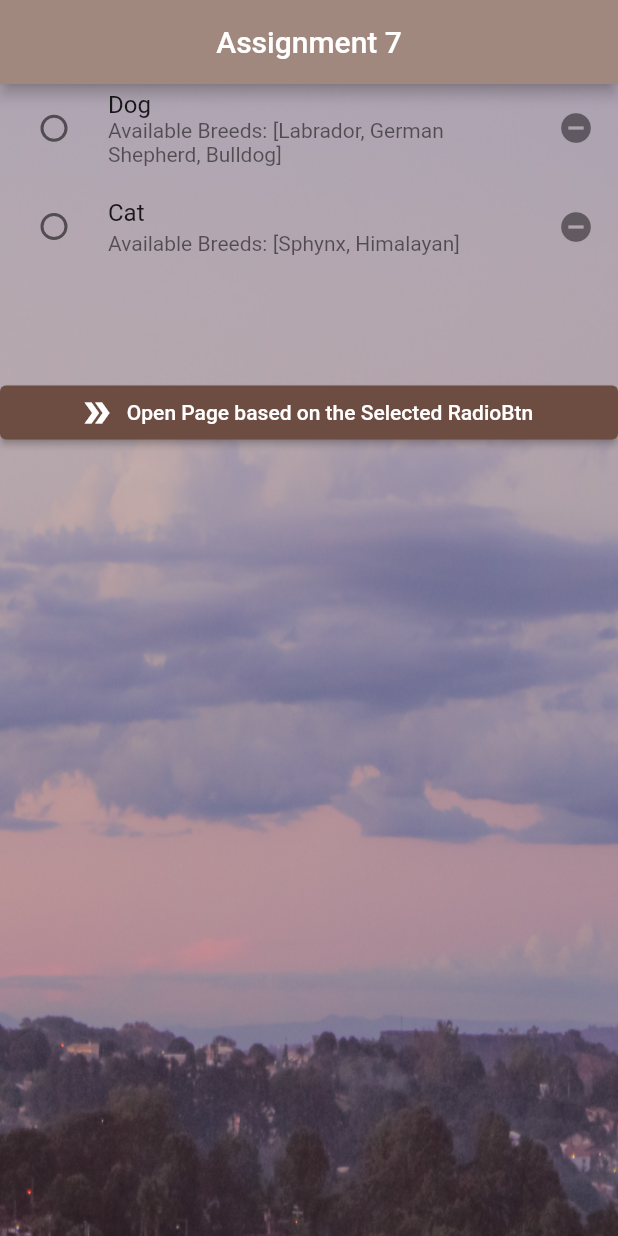
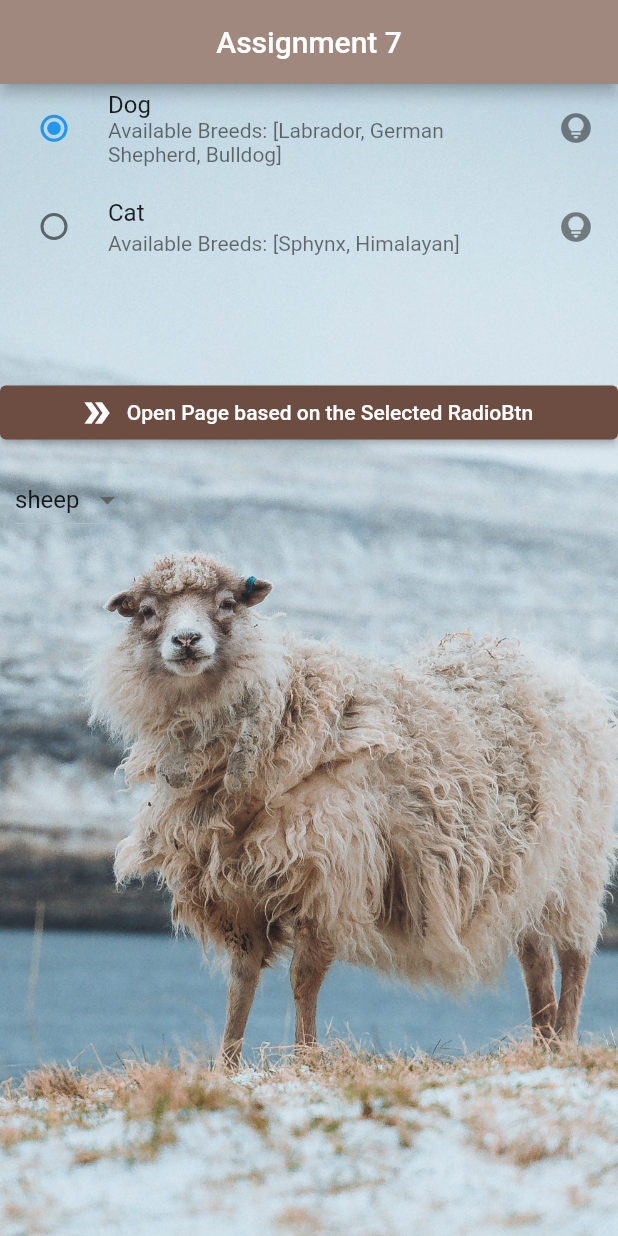
Before and after one commit to Ramsay99/Flutter_Assignment-7, a Flutter app: the screen it shows after launch, on a phone screen of 412 x 824 dp. Run offline on Flutter 3.47's test engine with Material 2 defaults, Android fonts, the phone set to English and light mode, and no system bars.

Commit message:
added a DropDownList
to change background Img

```diff
--- a/main/lib/main.dart
+++ b/main/lib/main.dart
@@ -31,7 +31,6 @@ void main(List<String> args) {
 
 class MyApp extends StatelessWidget {
   const MyApp({super.key});
-
   @override
   Widget build(BuildContext context) {
     return Scaffold(
@@ -41,16 +40,7 @@ class MyApp extends StatelessWidget {
         centerTitle: true,
       ),
       body: Center(
-        child: Container(
-          width: staticVals.maxWidth,
-          decoration: BoxDecoration(
-            image: DecorationImage(
-              image: ExactAssetImage('images/Home_BackGround_BrownishSky.jpg'),
-              fit: BoxFit.fill,
-            ),
-          ),
         child: Home(),
-        ),
       ),
     );
   }
@@ -64,10 +54,20 @@ class Home extends StatefulWidget {
 }
 
 class _HomeState extends State<Home> {
+  List backgroundAvailableImages = ["sheep", "horse", "default"];
+  String selectedBackgroundImage = "sheep"; // backgroundAvailableImages[0];
   @override
   Widget build(BuildContext context) {
     return Container(
-      // color: Colors.red,
+      width: staticVals.maxWidth,
+      decoration: BoxDecoration(
+        image: DecorationImage(
+          image: ExactAssetImage(staticVals
+              .background_ExactAssertImgPath(selectedBackgroundImage)),
+          fit: BoxFit.cover,
+        ),
+      ),
+      child: Container(
         width: double.infinity,
         height: double.infinity,
         alignment: Alignment.topCenter,
@@ -91,8 +91,24 @@ class _HomeState extends State<Home> {
             },
             icon: Icon(Icons.double_arrow),
             label: Text("Open Page based on the Selected RadioBtn"),
+          ),
+          Container(
+            padding: EdgeInsets.all(10),
+            alignment: Alignment.bottomLeft,
+            child: DropdownButton(
+              value: selectedBackgroundImage,
+              items: backgroundAvailableImages
+                  .map((e) => DropdownMenuItem(value: e, child: Text("$e")))
+                  .toList(),
+              onChanged: (value) {
+                setState(() {
+                  selectedBackgroundImage = value.toString();
+                });
+              },
+            ),
           )
         ]),
+      ),
     );
   }
 
@@ -119,7 +135,7 @@ class _HomeState extends State<Home> {
             title: Text(animal.animalsType[index].getType()),
             subtitle: Text(
                 "Available Breeds: ${animal.animalsType[index].getAvailableBreeds()}"),
-            secondary: Icon(Icons.remove_circle),
+            secondary: Icon(Icons.lightbulb_circle),
           );
         },
       ),
--- a/main/lib/screens/animal_screen.dart
+++ b/main/lib/screens/animal_screen.dart
@@ -17,7 +17,7 @@ class animal_screen extends StatelessWidget {
 
   @override
   Widget build(BuildContext context) {
-    return animal_stateful();
+    return const animal_stateful();
   }
 }
 
@@ -46,7 +46,11 @@ class _animal_statefulState extends State<animal_stateful> {
           ),
           child: Column(
             children: [
-              Text(helloMsg),
+              Text(helloMsg,
+                  style: const TextStyle(
+                    height: 2,
+                    fontSize: 30,
+                  )),
               Container(
                 color: Colors.amber,
                 width: staticVals.maxWidth,
--- a/main/lib/staticVals.dart
+++ b/main/lib/staticVals.dart
@@ -4,13 +4,41 @@ import 'package:flutter/material.dart';
 import 'package:main/animal.dart';
 
 class staticVals {
-  static const double _BACKGROUNDPIC_WIDTH = 750;
+  static const double _BACKGROUNDPIC_WIDTH = 700;
   static const String DEFAULT = "Default";
   static const int UNDEFINED = -1;
   static const int NOT_FOUND = -1;
   static const String DEFAULT_NETWORK_IMAGE =
       "https://images.pexels.com/photos/929774/pexels-photo-929774.jpeg?auto=compress&cs=tinysrgb&w=1260&h=750&dpr=1";
   static double maxWidth = _BACKGROUNDPIC_WIDTH;
-  static String radioBox_AnimalsGroupBox = DEFAULT;
+  static String radioBox_AnimalsGroupBox =
+      setOnLaunch_radioBox_AnimalsGroupBox();
   static NetworkImage defaultAnimalImage = NetworkImage(DEFAULT_NETWORK_IMAGE);
+  // static String backgroundDefault_ExactAssertImgPath =
+  //     'images/Home_BackGround_BrownishSky.jpg';
+
+  static String setOnLaunch_radioBox_AnimalsGroupBox() {
+    if (animal.animalsType.isNotEmpty) {
+      return animal.animalsType[0].getType();
+    }
+    return DEFAULT;
+  }
+
+// ToDo: Needs Refactoring, violates open-close principle.
+  static String background_ExactAssertImgPath(String dropDownItemNum) {
+    switch (dropDownItemNum) {
+      case "sheep":
+        {
+          return 'images/Home_BackGround_Sheep.jpg';
+        }
+      case "horse":
+        {
+          return 'images/Home_BackGround_Horse.jpg';
+        }
+      default:
+        {
+          return 'images/Home_BackGround_BrownishSky.jpg';
+        }
+    }
+  }
 }
--- a/main/pubspec.yaml
+++ b/main/pubspec.yaml
@@ -60,6 +60,8 @@ flutter:
   # To add assets to your application, add an assets section, like this:
   assets:
     - images/Home_BackGround_BrownishSky.jpg
+    - images/Home_BackGround_Sheep.jpg
+    - images/Home_BackGround_Horse.jpg
   #   - images/a_dot_ham.jpeg
 
   # An image asset can refer to one or more resolution-specific "variants", see
```
Also changed, not shown: main/images/Home_BackGround_Horse.jpg (added), main/images/Home_BackGround_Sheep.jpg (added). Lines whose indentation alone changed are shown as unchanged.
